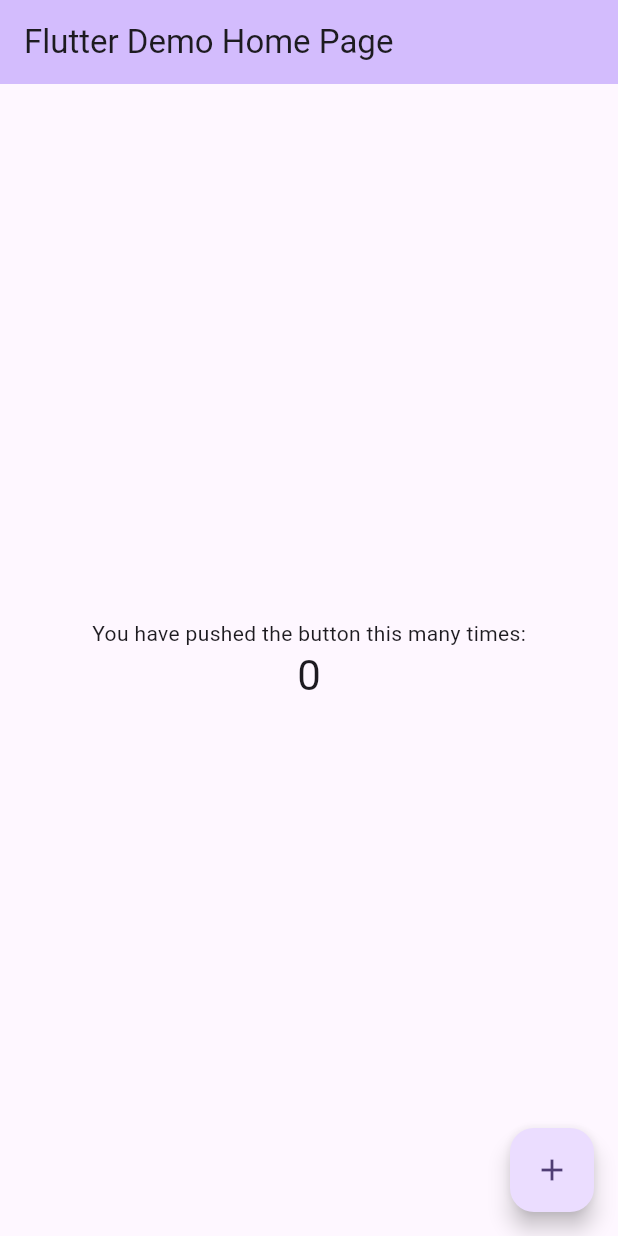
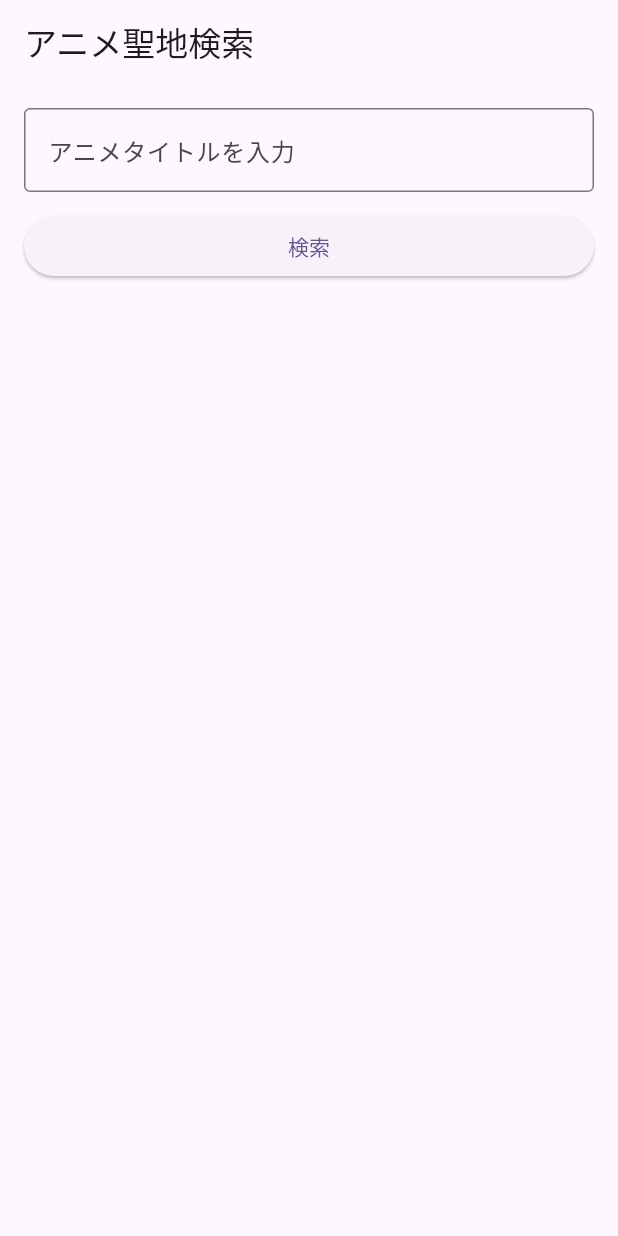
Before and after one commit to jag-800/anime-seiti, a Flutter app: the screen it shows after launch, on a phone screen of 412 x 824 dp. Run offline on Flutter 3.47's test engine with Material 3 defaults, Android fonts, the phone set to English and light mode, and no system bars; our stand-ins replace cloud_firestore, firebase_core, flutter_riverpod; accounts and stored records are empty.

Commit message:
task-4 api続完了

```diff
--- a/lib/main.dart
+++ b/lib/main.dart
@@ -1,126 +1,26 @@
 import 'package:flutter/material.dart';
 import 'package:firebase_core/firebase_core.dart';
 import 'firebase_options.dart';
+import 'screens/search_screen.dart';
+import 'package:flutter_riverpod/flutter_riverpod.dart';
 
 void main() async {
   WidgetsFlutterBinding.ensureInitialized();
   await Firebase.initializeApp(options: DefaultFirebaseOptions.currentPlatform);
-  runApp(const MyApp());
+  runApp(const ProviderScope(child: MyApp()));
 }
 
 class MyApp extends StatelessWidget {
   const MyApp({super.key});
 
-  // This widget is the root of your application.
   @override
   Widget build(BuildContext context) {
     return MaterialApp(
-      title: 'Flutter Demo',
+      title: 'アニメ聖地巡礼アプリ',
       theme: ThemeData(
-        // This is the theme of your application.
-        //
-        // TRY THIS: Try running your application with "flutter run". You'll see
-        // the application has a purple toolbar. Then, without quitting the app,
-        // try changing the seedColor in the colorScheme below to Colors.green
-        // and then invoke "hot reload" (save your changes or press the "hot
-        // reload" button in a Flutter-supported IDE, or press "r" if you used
-        // the command line to start the app).
-        //
-        // Notice that the counter didn't reset back to zero; the application
-        // state is not lost during the reload. To reset the state, use hot
-        // restart instead.
-        //
-        // This works for code too, not just values: Most code changes can be
-        // tested with just a hot reload.
         colorScheme: ColorScheme.fromSeed(seedColor: Colors.deepPurple),
       ),
-      home: const MyHomePage(title: 'Flutter Demo Home Page'),
+      home: const SearchScreen(),
     );
   }
 }
-
-class MyHomePage extends StatefulWidget {
-  const MyHomePage({super.key, required this.title});
-
-  // This widget is the home page of your application. It is stateful, meaning
-  // that it has a State object (defined below) that contains fields that affect
-  // how it looks.
-
-  // This class is the configuration for the state. It holds the values (in this
-  // case the title) provided by the parent (in this case the App widget) and
-  // used by the build method of the State. Fields in a Widget subclass are
-  // always marked "final".
-
-  final String title;
-
-  @override
-  State<MyHomePage> createState() => _MyHomePageState();
-}
-
-class _MyHomePageState extends State<MyHomePage> {
-  int _counter = 0;
-
-  void _incrementCounter() {
-    setState(() {
-      // This call to setState tells the Flutter framework that something has
-      // changed in this State, which causes it to rerun the build method below
-      // so that the display can reflect the updated values. If we changed
-      // _counter without calling setState(), then the build method would not be
-      // called again, and so nothing would appear to happen.
-      _counter++;
-    });
-  }
-
-  @override
-  Widget build(BuildContext context) {
-    // This method is rerun every time setState is called, for instance as done
-    // by the _incrementCounter method above.
-    //
-    // The Flutter framework has been optimized to make rerunning build methods
-    // fast, so that you can just rebuild anything that needs updating rather
-    // than having to individually change instances of widgets.
-    return Scaffold(
-      appBar: AppBar(
-        // TRY THIS: Try changing the color here to a specific color (to
-        // Colors.amber, perhaps?) and trigger a hot reload to see the AppBar
-        // change color while the other colors stay the same.
-        backgroundColor: Theme.of(context).colorScheme.inversePrimary,
-        // Here we take the value from the MyHomePage object that was created by
-        // the App.build method, and use it to set our appbar title.
-        title: Text(widget.title),
-      ),
-      body: Center(
-        // Center is a layout widget. It takes a single child and positions it
-        // in the middle of the parent.
-        child: Column(
-          // Column is also a layout widget. It takes a list of children and
-          // arranges them vertically. By default, it sizes itself to fit its
-          // children horizontally, and tries to be as tall as its parent.
-          //
-          // Column has various properties to control how it sizes itself and
-          // how it positions its children. Here we use mainAxisAlignment to
-          // center the children vertically; the main axis here is the vertical
-          // axis because Columns are vertical (the cross axis would be
-          // horizontal).
-          //
-          // TRY THIS: Invoke "debug painting" (choose the "Toggle Debug Paint"
-          // action in the IDE, or press "p" in the console), to see the
-          // wireframe for each widget.
-          mainAxisAlignment: MainAxisAlignment.center,
-          children: <Widget>[
-            const Text('You have pushed the button this many times:'),
-            Text(
-              '$_counter',
-              style: Theme.of(context).textTheme.headlineMedium,
-            ),
-          ],
-        ),
-      ),
-      floatingActionButton: FloatingActionButton(
-        onPressed: _incrementCounter,
-        tooltip: 'Increment',
-        child: const Icon(Icons.add),
-      ), // This trailing comma makes auto-formatting nicer for build methods.
-    );
-  }
-}
--- /dev/null
+++ b/lib/screens/search_screen.dart
@@ -0,0 +1,67 @@
+import 'package:flutter/material.dart';
+import 'package:flutter_riverpod/flutter_riverpod.dart';
+import '../viewmodels/search_view_model.dart';
+import '../models/anime.dart';
+
+class SearchScreen extends ConsumerWidget {
+  const SearchScreen({Key? key}) : super(key: key);
+
+  @override
+  Widget build(BuildContext context, WidgetRef ref) {
+    final state = ref.watch(searchViewModelProvider);
+    final viewModel = ref.read(searchViewModelProvider.notifier);
+    final controller = TextEditingController();
+
+    return Scaffold(
+      appBar: AppBar(title: const Text('アニメ聖地検索')),
+      body: Padding(
+        padding: const EdgeInsets.all(16.0),
+        child: Column(
+          children: [
+            TextField(
+              controller: controller,
+              decoration: const InputDecoration(
+                labelText: 'アニメタイトルを入力',
+                border: OutlineInputBorder(),
+              ),
+              onSubmitted: (value) => viewModel.search(value),
+            ),
+            const SizedBox(height: 12),
+            SizedBox(
+              width: double.infinity,
+              child: ElevatedButton(
+                onPressed: () => viewModel.search(controller.text),
+                child: const Text('検索'),
+              ),
+            ),
+            const SizedBox(height: 24),
+            if (state.isLoading) const CircularProgressIndicator(),
+            if (state.error != null)
+              Text(
+                'エラー: ${state.error}',
+                style: const TextStyle(color: Colors.red),
+              ),
+            if (state.searched &&
+                !state.isLoading &&
+                state.results.isEmpty &&
+                state.error == null)
+              Text('お探しの「${controller.text}」はまだ登録されていません...'),
+            if (state.results.isNotEmpty)
+              Expanded(
+                child: ListView.builder(
+                  itemCount: state.results.length,
+                  itemBuilder: (context, index) {
+                    final Anime anime = state.results[index];
+                    return ListTile(
+                      title: Text(anime.title),
+                      subtitle: Text('Annict ID: ${anime.annictId}'),
+                    );
+                  },
+                ),
+              ),
+          ],
+        ),
+      ),
+    );
+  }
+}
--- /dev/null
+++ b/lib/secrets.dart
@@ -0,0 +1 @@
+const annictAccessToken = 'nv7UC1PPxtJmPc82kALRQLexvgL324fJDyVeos9LsYQ';
--- a/pubspec.yaml
+++ b/pubspec.yaml
@@ -56,6 +56,9 @@ dependencies:
   # 日時処理
   intl: ^0.19.0
 
+  # 環境変数
+  flutter_dotenv: ^5.1.0
+
 dev_dependencies:
   flutter_test:
     sdk: flutter
```
Also changed, not shown: bin/annict_api_check.dart (added, +31 -0 lines), bin/annict_test.dart (added, +29 -0 lines), lib/viewmodels/search_view_model.dart (added, +123 -0 lines), pubspec.lock, 2 other files.
